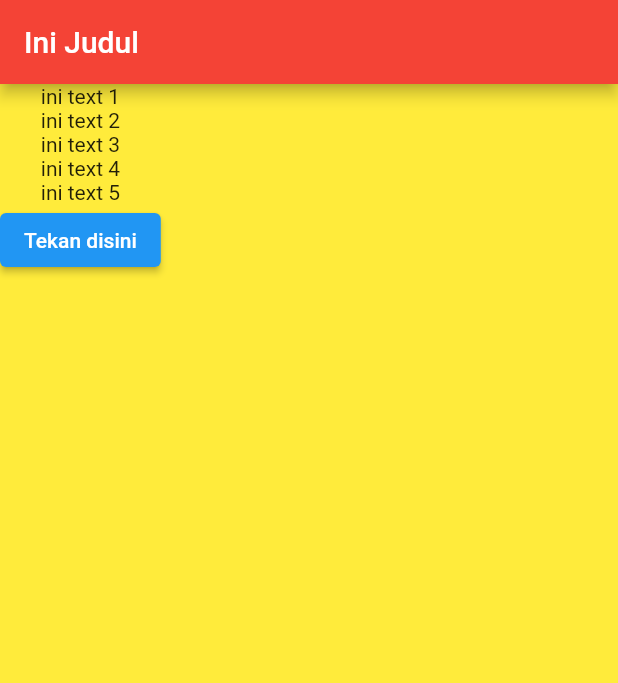
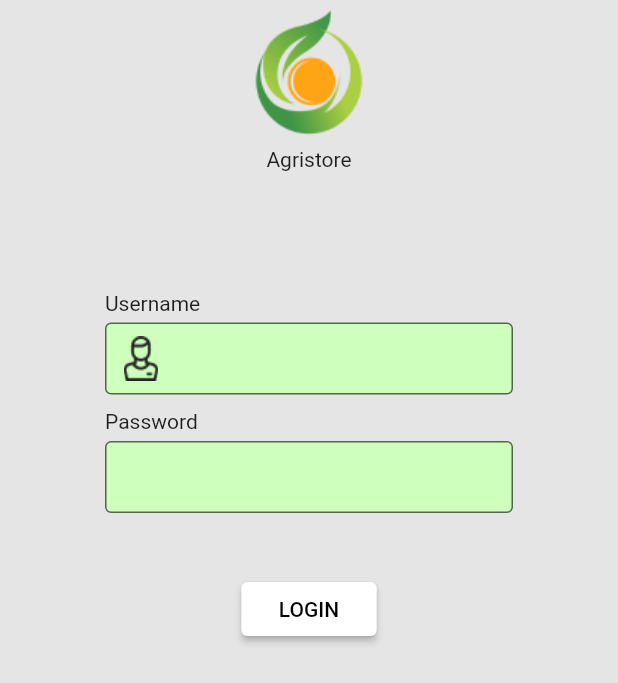
Before and after one commit to mohammadzarkasi/mob-2022, a Flutter app: the screen it shows after launch, on a phone screen of 412 x 824 dp. Shown: the top 683 px of the screen. Run offline on Flutter 3.47's test engine with Material 2 defaults, Android fonts, the light colour scheme and no system bars.

Commit message:
halaman login

```diff
--- a/lib/main.dart
+++ b/lib/main.dart
@@ -1,3 +1,5 @@
+// ignore_for_file: prefer_const_constructors
+
 import 'package:flutter/material.dart';
 import 'package:mob2022/screen_confirm.dart';
 
@@ -9,54 +11,151 @@ class MyApp extends StatelessWidget {
   @override
   Widget build(BuildContext context) {
     return MaterialApp(
-      home: ScreenSignup(),
+      home: ScreenSignin(),
     );
   }
 }
 
-class ScreenSignup extends StatelessWidget {
-  ScreenSignup({
+class ScreenSignin extends StatefulWidget {
+  ScreenSignin({
     Key? key,
   }) : super(key: key);
 
+  @override
+  State<ScreenSignin> createState() => _ScreenSigninState();
+}
+
+class _ScreenSigninState extends State<ScreenSignin> {
   String username = 'agus', password = '123456';
+
+  var ctrlUsername = TextEditingController();
+
+  var ctrlPassword = TextEditingController();
+
+  var formkey = GlobalKey<FormState>();
 
   @override
   Widget build(BuildContext context) {
     return Scaffold(
-      backgroundColor: Colors.yellow,
-      appBar: AppBar(
-        backgroundColor: Colors.red,
-        title: Text('Ini Judul'),
+      body: SafeArea(
+        child: Container(
+          decoration: BoxDecoration(
+            color: Color.fromRGBO(229, 229, 229, 1),
           ),
-      body: Column(
+          width: double.infinity,
+          alignment: Alignment.topCenter,
+          child: SingleChildScrollView(
+            child: Column(
               children: [
-          Text('ini text 1'),
-          Text('ini text 2'),
-          Text('ini text 3'),
-          Text('ini text 4'),
-          Text('ini text 5'),
-          ElevatedButton(
-            // anonimous function
-            onPressed: () async {
-              // print('tombol ditekan');
-              var res = await Navigator.push(
-                context,
-                MaterialPageRoute(
-                  builder: (BuildContext ctx) {
-                    return ScreenConfirmation(
-                      username: username,
-                      password: password,
+                Image.asset('assets/imgs/icon.png'),
+                Text('Agristore'),
+                SizedBox(
+                  height: 80,
+                ),
+                _buildFormLogin(),
+              ],
+            ),
+          ),
+        ),
+      ),
     );
+  }
+
+  Widget _buildFormLogin() {
+    return Container(
+      padding: EdgeInsets.symmetric(horizontal: 70),
+      child: Form(
+        key: formkey,
+        child: Column(
+          crossAxisAlignment: CrossAxisAlignment.start,
+          children: [
+            Text('Username'),
+            SizedBox(
+              height: 5,
+            ),
+            TextFormField(
+              controller: ctrlUsername,
+              decoration: InputDecoration(
+                border: OutlineInputBorder(),
+                contentPadding: EdgeInsets.symmetric(
+                  horizontal: 5,
+                ),
+                // focusColor: Color.fromRGBO(206, 255, 188, 1),
+                // hoverColor: Color.fromRGBO(206, 255, 188, 1),
+                fillColor: Color.fromRGBO(206, 255, 188, 1),
+                filled: true,
+                prefixIcon: Image.asset(
+                  'assets/imgs/profil.png',
+                  height: 12,
+                ),
+              ),
+              validator: (val) {
+                if (val == null) {
+                  return 'tidak boleh kosong';
+                }
+                if (val.length < 3) {
+                  return 'Minimal 3 karakter';
+                }
+                return null;
               },
             ),
-              );
-              print('hasil dari konfirmasi adalah: $res');
+            SizedBox(
+              height: 10,
+            ),
+            Text('Password'),
+            SizedBox(
+              height: 5,
+            ),
+            TextFormField(
+              controller: ctrlPassword,
+              decoration: InputDecoration(
+                border: OutlineInputBorder(),
+                contentPadding: EdgeInsets.symmetric(
+                  horizontal: 5,
+                ),
+                fillColor: Color.fromRGBO(206, 255, 188, 1),
+                filled: true,
+              ),
+              obscureText: true,
+              validator: (val) {
+                if (val == null) {
+                  return 'password harus diisi';
+                }
+                if (val.length < 6) {
+                  return 'password minimal 6 karakter';
+                }
+                return null;
               },
-            child: Text('Tekan disini'),
-            // child: Icon(Icons.delete),
+            ),
+            SizedBox(
+              height: 40,
+            ),
+            Container(
+              width: double.infinity,
+              alignment: Alignment.center,
+              child: ElevatedButton(
+                style: ButtonStyle(
+                  backgroundColor: MaterialStateProperty.all(Colors.white),
+                  foregroundColor: MaterialStateProperty.all(Colors.black),
+                  padding: MaterialStateProperty.all(
+                    EdgeInsets.symmetric(horizontal: 25),
+                  ),
+                ),
+                onPressed: () {
+                  if (formkey.currentState != null) {
+                    if (formkey.currentState!.validate()) {
+                      ScaffoldMessenger.of(context).showSnackBar(
+                          SnackBar(content: Text('Berhasil login')));
+                    } else {}
+                  }
+                },
+                child: Text(
+                  'LOGIN',
+                ),
+              ),
             ),
           ],
+        ),
       ),
     );
   }
--- a/pubspec.yaml
+++ b/pubspec.yaml
@@ -61,6 +61,8 @@ flutter:
   # assets:
   #   - images/a_dot_burr.jpeg
   #   - images/a_dot_ham.jpeg
+  assets:
+    - assets/imgs/
 
   # An image asset can refer to one or more resolution-specific "variants", see
   # https://flutter.dev/assets-and-images/#resolution-aware.
```
Also changed, not shown: assets/imgs/icon.png (added), assets/imgs/profil.png (added). Lines whose indentation alone changed are shown as unchanged.
